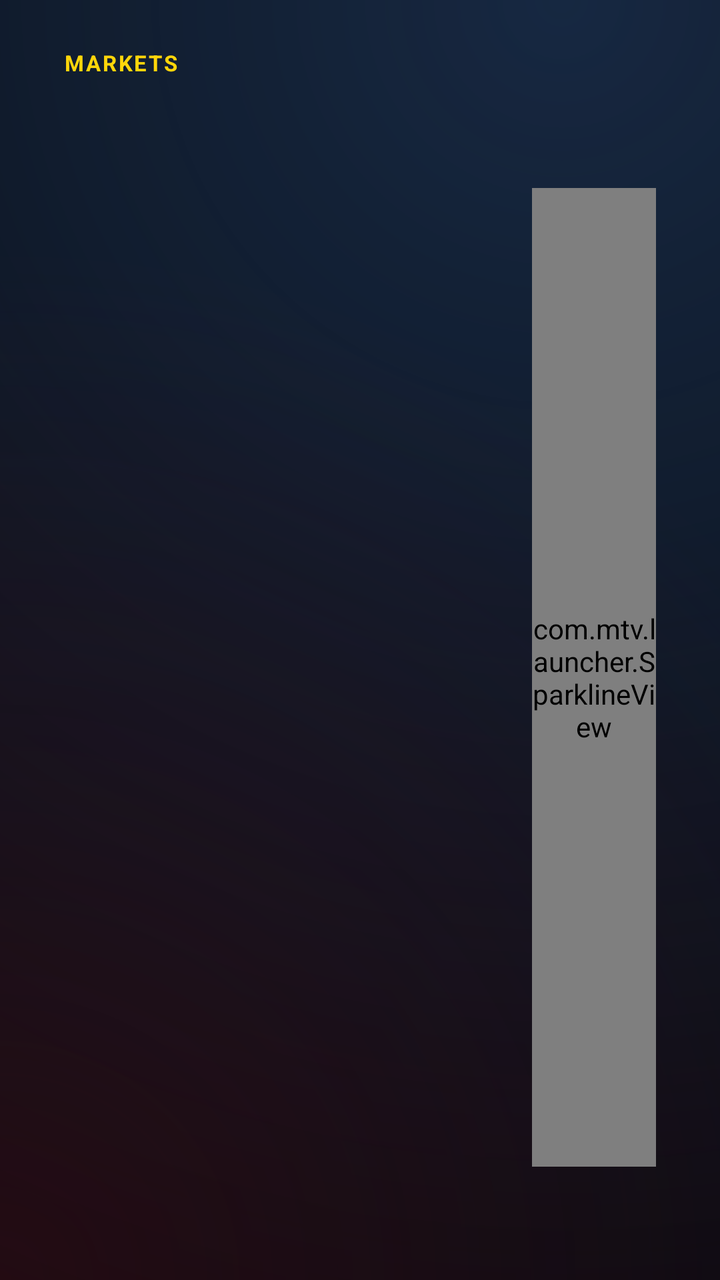
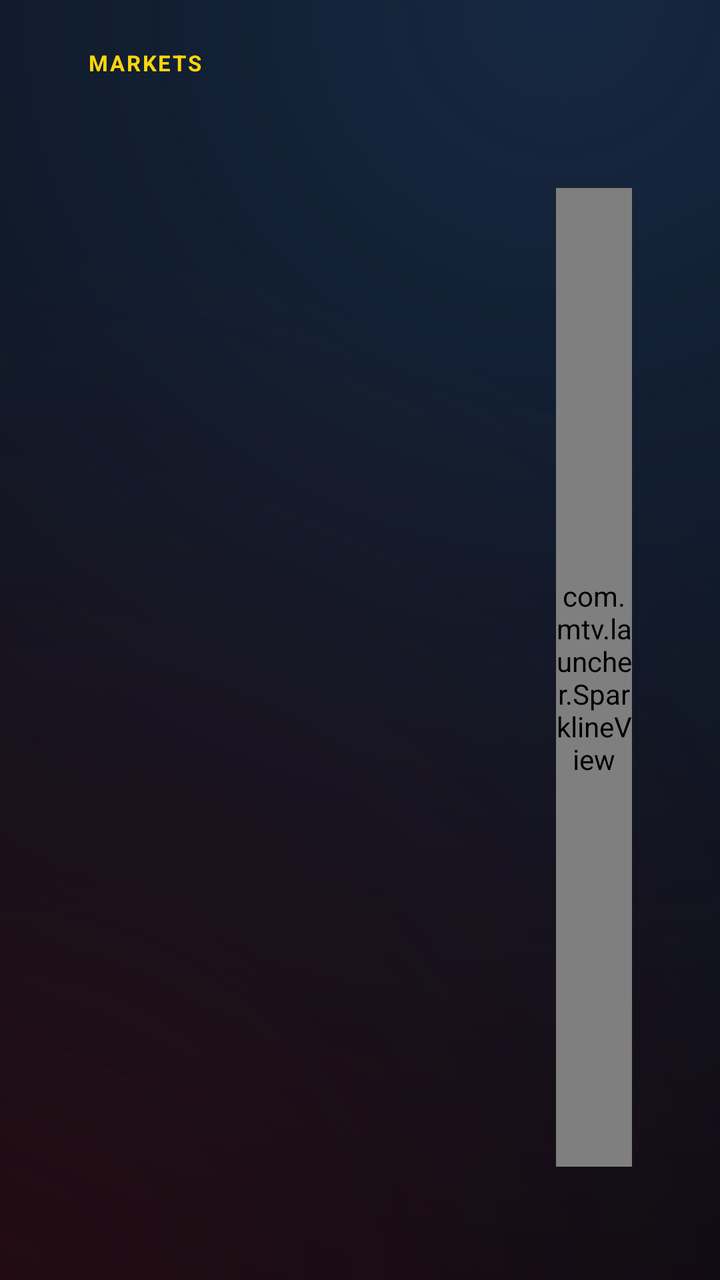

The first picture is an Android layout as it rendered before a commit; the second is the same layout after the commit. The layout source and the unified diff follow.
<!-- AndroidManifest.xml: application theme Theme.MtvLauncher -->
<!-- res/layout/activity_markets.xml -->
<?xml version="1.0" encoding="utf-8"?>
<LinearLayout xmlns:android="http://schemas.android.com/apk/res/android"
    android:layout_width="match_parent"
    android:layout_height="match_parent"
    android:background="@drawable/dash_bg"
    android:orientation="horizontal"
    android:paddingStart="32dp"
    android:paddingTop="24dp"
    android:paddingEnd="32dp"
    android:paddingBottom="20dp">

    <LinearLayout
        android:id="@+id/mk_list"
        android:layout_width="210dp"
        android:layout_height="match_parent"
        android:orientation="vertical">

        <TextView style="@style/Kicker" android:text="@string/markets" />
    </LinearLayout>

    <LinearLayout
        android:layout_width="0dp"
        android:layout_height="match_parent"
        android:layout_marginStart="24dp"
        android:layout_weight="1"
        android:orientation="vertical">

        <TextView
            android:id="@+id/mk_name"
            android:layout_width="wrap_content"
            android:layout_height="wrap_content"
            android:textColor="#A6FFFFFF"
            android:textSize="13sp" />

        <LinearLayout
            android:layout_width="wrap_content"
            android:layout_height="wrap_content"
            android:gravity="bottom"
            android:orientation="horizontal">

            <TextView
                android:id="@+id/mk_price"
                android:layout_width="wrap_content"
                android:layout_height="wrap_content"
                android:fontFamily="sans-serif-medium"
                android:textColor="#FFFFFFFF"
                android:textSize="30sp" />

            <TextView
                android:id="@+id/mk_change"
                android:layout_width="wrap_content"
                android:layout_height="wrap_content"
                android:layout_marginStart="12dp"
                android:layout_marginBottom="5dp"
                android:textSize="14sp"
                android:textStyle="bold" />
        </LinearLayout>

        <com.mtv.launcher.SparklineView
            android:id="@+id/mk_chart"
            android:layout_width="match_parent"
            android:layout_height="0dp"
            android:layout_marginTop="12dp"
            android:layout_weight="1" />

        <LinearLayout
            android:id="@+id/mk_ranges"
            android:layout_width="wrap_content"
            android:layout_height="wrap_content"
            android:layout_marginTop="12dp"
            android:orientation="horizontal" />

        <TextView
            android:id="@+id/mk_stats"
            android:layout_width="match_parent"
            android:layout_height="wrap_content"
            android:layout_marginTop="10dp"
            android:textColor="#A6FFFFFF"
            android:textSize="11sp" />
    </LinearLayout>
</LinearLayout>
<!-- resources referenced by this layout -->
<resources>
  <!-- drawable dash_bg (drawable) -->
  <?xml version="1.0" encoding="utf-8"?>
  <layer-list xmlns:android="http://schemas.android.com/apk/res/android">
      <item><color android:color="#FF06080D" /></item>
      <item>
          <shape>
              <gradient android:type="radial" android:centerX="0.78" android:centerY="0.0" android:gradientRadius="700dp"
                  android:startColor="#B31D3557" android:endColor="#001D3557" />
          </shape>
      </item>
      <item>
          <shape>
              <gradient android:type="radial" android:centerX="0.0" android:centerY="1.0" android:gradientRadius="520dp"
                  android:startColor="#8C3A0D16" android:endColor="#003A0D16" />
          </shape>
      </item>
  </layer-list>
  <string name="markets">Markets</string>
  <style name="Kicker">
          <item name="android:layout_width">wrap_content</item>
          <item name="android:layout_height">wrap_content</item>
          <item name="android:letterSpacing">0.08</item>
          <item name="android:textAllCaps">true</item>
          <item name="android:textColor">#FFFFD60A</item>
          <item name="android:textSize">11sp</item>
          <item name="android:textStyle">bold</item>
      </style>
  <style name="Theme.MtvLauncher" parent="@android:style/Theme.DeviceDefault.NoActionBar">
          <item name="android:windowBackground">@android:color/black</item>
          <item name="android:windowShowWallpaper">false</item>
          <item name="android:windowNoTitle">true</item>
          <item name="android:windowFullscreen">true</item>
          <item name="android:windowAnimationStyle">@null</item>
      </style>
</resources>

<!-- the commit's change to res/layout/activity_markets.xml (unified diff, before → after) -->
@@ -4,9 +4,9 @@
     android:layout_height="match_parent"
     android:background="@drawable/dash_bg"
     android:orientation="horizontal"
-    android:paddingStart="32dp"
+    android:paddingStart="44dp"
     android:paddingTop="24dp"
-    android:paddingEnd="32dp"
+    android:paddingEnd="44dp"
     android:paddingBottom="20dp">
 
     <LinearLayout
